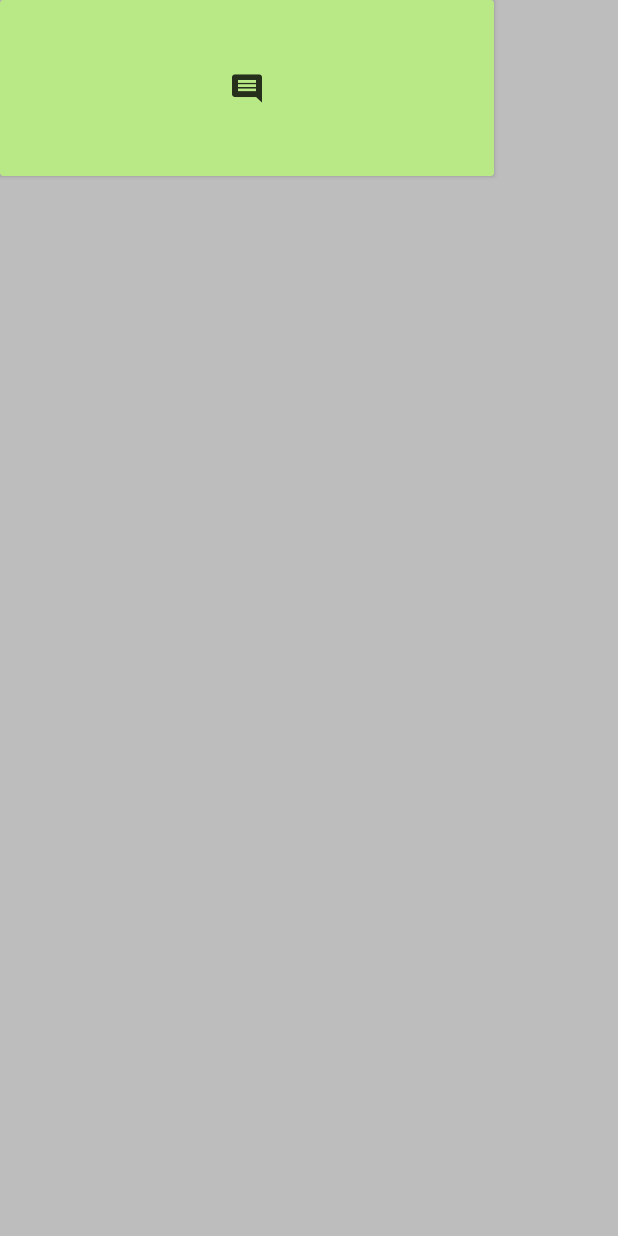
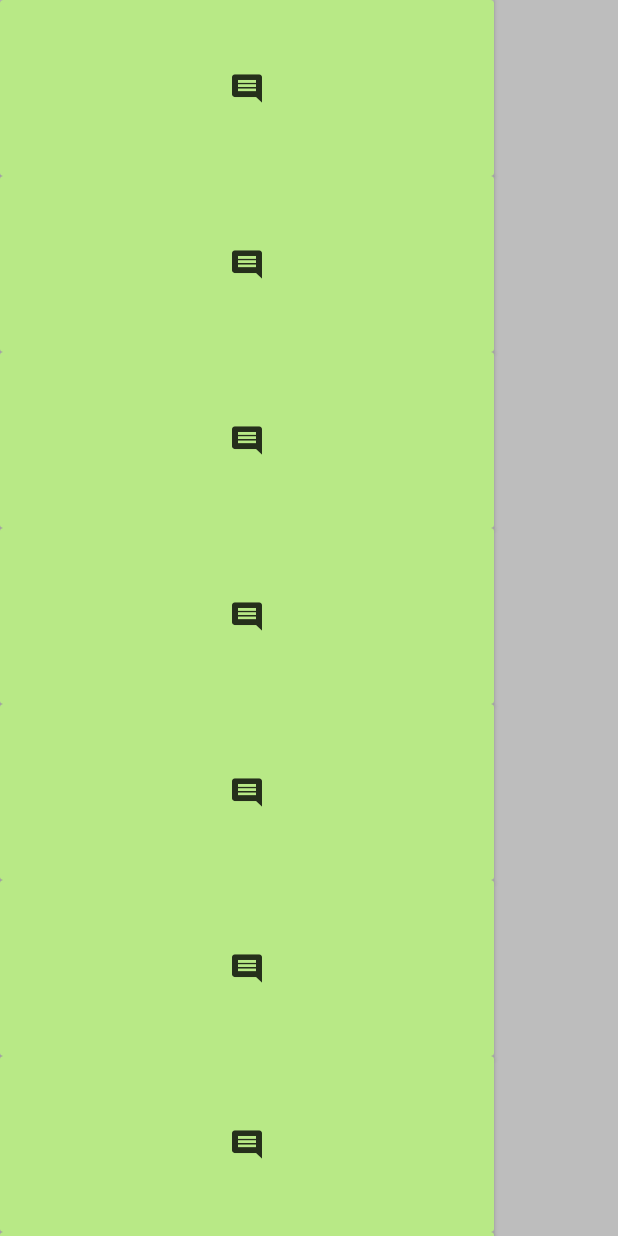
Before and after one commit to Th034S/moodTracker, an Android app: the screen it shows after launch (HistoryActivity), after a tap on "To access to the history", on a phone screen of 412 x 824 dp. Run offline under Robolectric (Android 15) with nearby library versions, the phone set to English and light mode, and no system bars.

Commit message:
add preference day and create a method to create a cardView

```diff
--- a/app/src/main/java/com/thomas/siadous/moodtracker/HistoryActivity.java
+++ b/app/src/main/java/com/thomas/siadous/moodtracker/HistoryActivity.java
@@ -13,8 +13,8 @@ import android.widget.LinearLayout;
 import android.widget.TextView;
 import android.widget.Toast;
 import java.util.ArrayList;
-import java.util.Arrays;
-import java.util.StringTokenizer;
+import java.util.Calendar;
+
 
 public class HistoryActivity extends AppCompatActivity  {
 
@@ -31,17 +31,32 @@ public class HistoryActivity extends AppCompatActivity  {
         this.layoutHistory = findViewById(R.id.MyLayoutHistory);  // Reference layoutHistory
 
         SharedPreferences mPreference = getSharedPreferences(MainActivity.PREFERENCE_FILE, MODE_PRIVATE);
-        final int mMoodLevel = mPreference.getInt(MainActivity.PREF_KEY_MOOD_LEVEL,3);
-        final ArrayList<Integer> mMoodLevel1 = new ArrayList<>();
-        mMoodLevel1.add(mMoodLevel);     // to store moodLevel
-        final String mComment = mPreference.getString(MainActivity.PREF_KEY_COMMENT, "Aucun commentaire"); //to store comment
+         int mMoodLevel = mPreference.getInt(MainActivity.PREF_KEY_MOOD_LEVEL,3);
+         String mComment = mPreference.getString(MainActivity.PREF_KEY_COMMENT, "Aucun commentaire"); //to store comment
+         int mDay = mPreference.getInt(MainActivity.PREF_KEY_DAY, 1);
 
         addColorToListColorBackground();
 
-        for(int i=0; i<mMoodLevel1.size(); i++) {
-            System.out.println(mMoodLevel1.get(i));
+        final Calendar c = Calendar.getInstance();
+
+        while(c.get(Calendar.DAY_OF_MONTH) - mDay >= 1) {
+            createCardView(mMoodLevel, mComment);
+            mDay++;
         }
 
+    }
+
+    // Method to add color to the listColorBackground
+    private void addColorToListColorBackground() {
+        listColorBackground.add(0, R.color.faded_red);
+        listColorBackground.add(1, R.color.warm_grey);
+        listColorBackground.add(2, R.color.cornflower_blue_65);
+        listColorBackground.add(3, R.color.light_sage);
+        listColorBackground.add(4, R.color.banana_yellow);
+    }
+
+    //method to create a card view for the moodLevel and comment
+    private void createCardView( final int moodLevel, final String comment) {
         ViewTreeObserver observer = layoutHistory.getViewTreeObserver();
         observer.addOnGlobalLayoutListener(new ViewTreeObserver.OnGlobalLayoutListener() {
             @Override
@@ -50,7 +65,7 @@ public class HistoryActivity extends AppCompatActivity  {
                 layoutHistory.getViewTreeObserver().removeOnGlobalLayoutListener(this);
                 CardView cardView = new CardView(getApplicationContext()); // Declare CardView
 
-                    LinearLayout.LayoutParams params = new LinearLayout.LayoutParams((int) ((mMoodLevel + 1) * 0.2 * b), (int) (0.143 * a));
+                LinearLayout.LayoutParams params = new LinearLayout.LayoutParams((int) ((moodLevel + 1) * 0.2 * b), (int) (0.143 * a));
 
                 cardView.setLayoutParams(params);
 
@@ -61,13 +76,13 @@ public class HistoryActivity extends AppCompatActivity  {
                 commentImageButton.setImageResource(R.drawable.ic_comment_black_48px); // Change image of commentImageButton
                 commentImageButton.setBackgroundColor(getResources().getColor(R.color.transparent)); // Change background of commentImageButton to transparent
 
-                    cardView.setCardBackgroundColor(getResources().getColor(listColorBackground.get(mMoodLevel))); // change background of cardView
+                cardView.setCardBackgroundColor(getResources().getColor(listColorBackground.get(moodLevel))); // change background of cardView
 
 
                 commentImageButton.setOnClickListener(new View.OnClickListener() {
                     @Override
                     public void onClick(View view) {
-                                Toast msg = Toast.makeText(HistoryActivity.this, mComment, Toast.LENGTH_SHORT);
+                        Toast msg = Toast.makeText(HistoryActivity.this, comment, Toast.LENGTH_SHORT);
                         msg.show();
                     }
                 });
@@ -76,15 +91,6 @@ public class HistoryActivity extends AppCompatActivity  {
                 layoutHistory.addView(cardView); // to add cardView to the view (layoutHistory)
             }
         });
-
-    }
-    // Method to add color to the listColorBackground
-    private void addColorToListColorBackground() {
-        listColorBackground.add(0, R.color.faded_red);
-        listColorBackground.add(1, R.color.warm_grey);
-        listColorBackground.add(2, R.color.cornflower_blue_65);
-        listColorBackground.add(3, R.color.light_sage);
-        listColorBackground.add(4, R.color.banana_yellow);
     }
 
     // method init to obtain the width and the height of the layout
--- a/app/src/main/java/com/thomas/siadous/moodtracker/MainActivity.java
+++ b/app/src/main/java/com/thomas/siadous/moodtracker/MainActivity.java
@@ -40,6 +40,7 @@ public class MainActivity extends AppCompatActivity implements GestureDetector.O
     public final static String PREFERENCE_FILE = "PREFERENCE_FILE"; // Preference key
     public final static String PREF_KEY_COMMENT = "PREF_KEY_COMMENT"; // Preference key comment
     public final static String PREF_KEY_MOOD_LEVEL = "PREF_KEY_MOOD_LEVEL"; // preference key mood level
+    public final static String PREF_KEY_DAY = "PREF_KEY_DAY"; // preference key day
 
     public int levelOfMood = 3; // On what mood we are positioned / 3 correspond default mood / ex : 4 = :D / 0 = :(
     private static final String DEBUG_TAG = "Gestures"; // constant FOR LOG
@@ -266,6 +267,7 @@ public class MainActivity extends AppCompatActivity implements GestureDetector.O
                 onSwipe(true);
                 if (mDay == c.get(Calendar.DAY_OF_MONTH)) {
                     mPreferences.edit().putInt(PREF_KEY_MOOD_LEVEL, levelOfMood).apply();
+                    mPreferences.edit().putInt(PREF_KEY_DAY, c.get(Calendar.DAY_OF_MONTH)).apply();
                 }
 
             }
@@ -276,6 +278,7 @@ public class MainActivity extends AppCompatActivity implements GestureDetector.O
 
                 if(mDay == c.get(Calendar.DAY_OF_MONTH)) {
                     mPreferences.edit().putInt(PREF_KEY_MOOD_LEVEL, levelOfMood).apply();
+                    mPreferences.edit().putInt(PREF_KEY_DAY, c.get(Calendar.DAY_OF_MONTH)).apply();
                 }
 
             }
```
Also changed, not shown: app/src/main/res/layout/card_view_facilities.xml (deleted, +0 -24 lines). Lines whose indentation alone changed are shown as unchanged.
